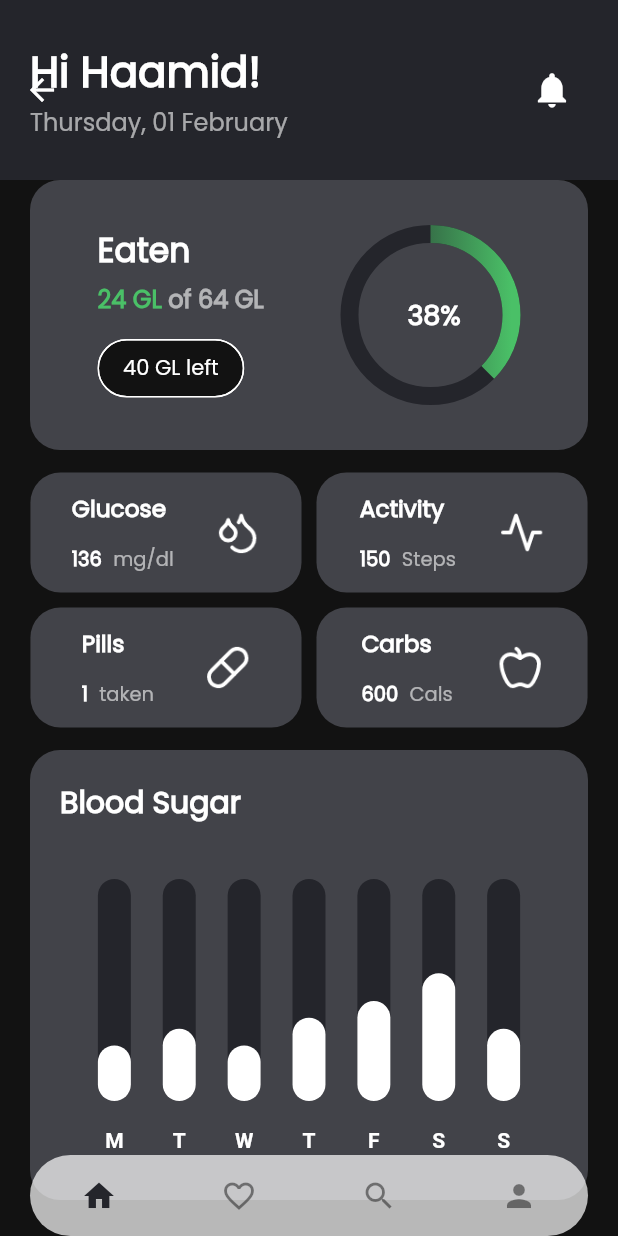
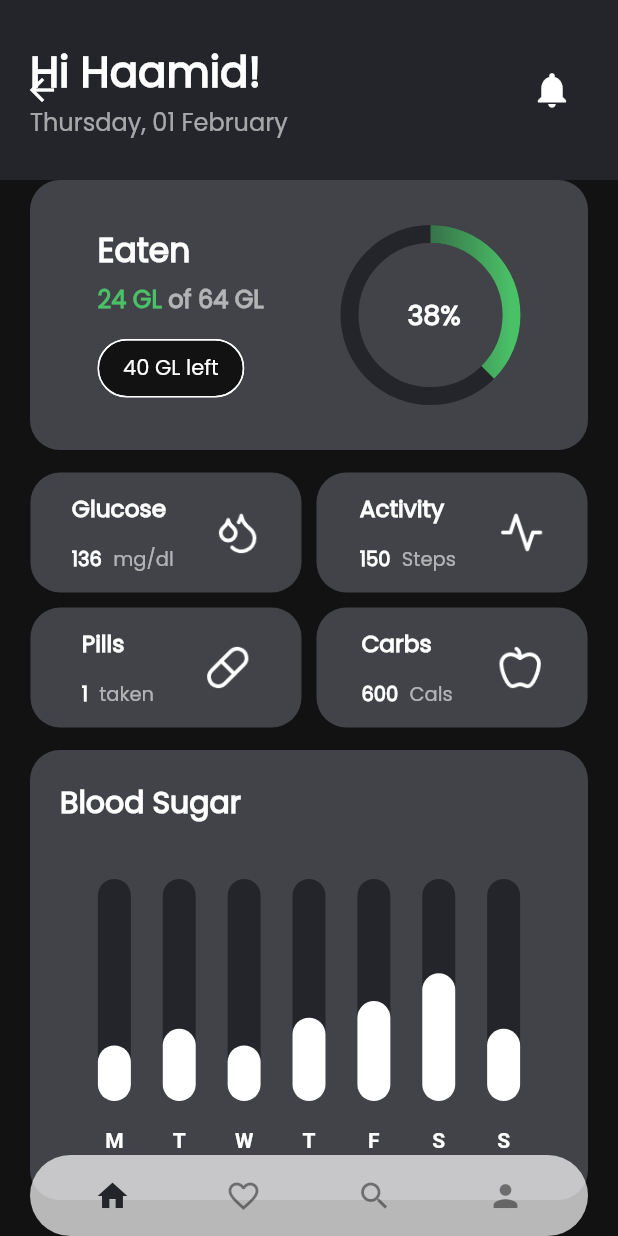
Before and after one commit to Hames-1616/diabetes_Flutter, a Flutter app: the Home screen opened directly, on a phone screen of 412 x 824 dp. Run offline on Flutter 3.47's test engine with Material 3 defaults, Android fonts, the phone set to English and light mode, and no system bars; drawn by our look-alikes of dot_navigation_bar, fl_chart, percent_indicator; our stand-ins replace chips_choice, dio, flutter_riverpod, fpdart, shared_preferences; missing offline and left inert: animated_snack_bar; accounts and stored records are empty.

Commit message:
🐛 FIX: improved Padding

```diff
--- a/lib/features/home/screens/mainPage.dart
+++ b/lib/features/home/screens/mainPage.dart
@@ -25,11 +25,12 @@ class _HomeState extends ConsumerState<Home> {
       extendBody: true,
       body: pages[_currentIndex],
       bottomNavigationBar: DotNavigationBar(
+        itemPadding: const EdgeInsets.symmetric(vertical: 10, horizontal: 25),
         backgroundColor: Colors.white70,
         selectedItemColor: primaryColor,
         unselectedItemColor: Colors.black45,
-        marginR: EdgeInsets.only(left: 20,right: 20),
-        paddingR: EdgeInsets.only(top: 5,bottom: 5,right: 10,left: 10),
+        marginR: const EdgeInsets.only(left: 20,right: 20),
+        paddingR: const EdgeInsets.only(top: 5,bottom: 5,right: 10,left: 10),
         currentIndex: _currentIndex,
         onTap: changePage,
         dotIndicatorColor: Colors.transparent,
```
